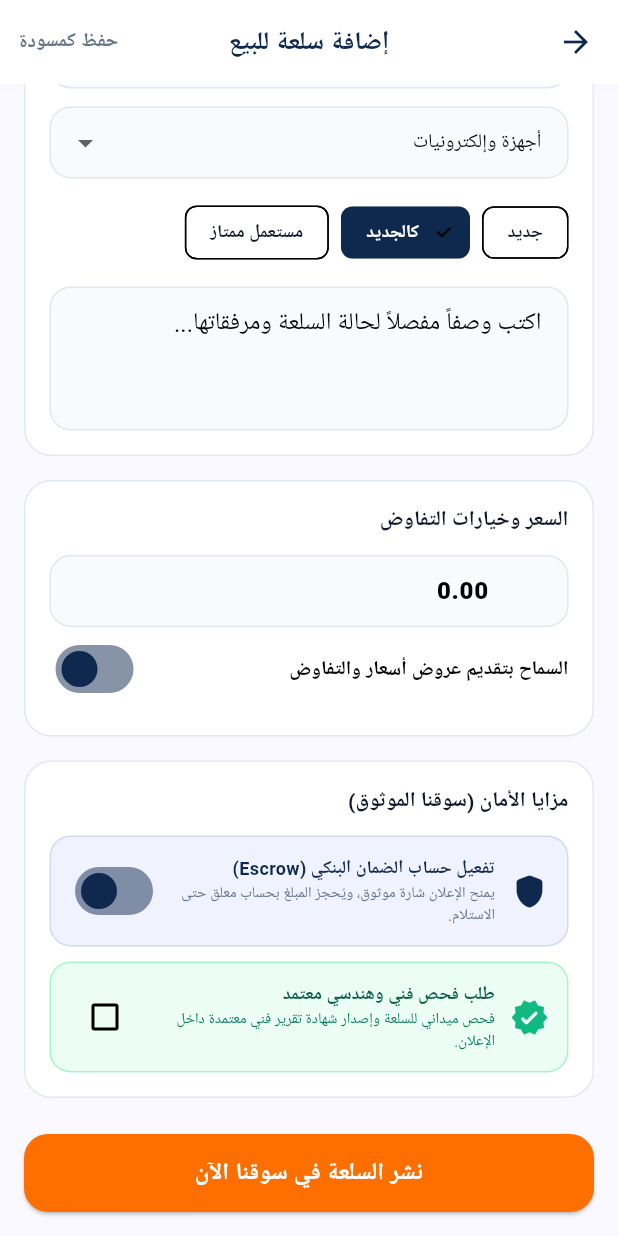
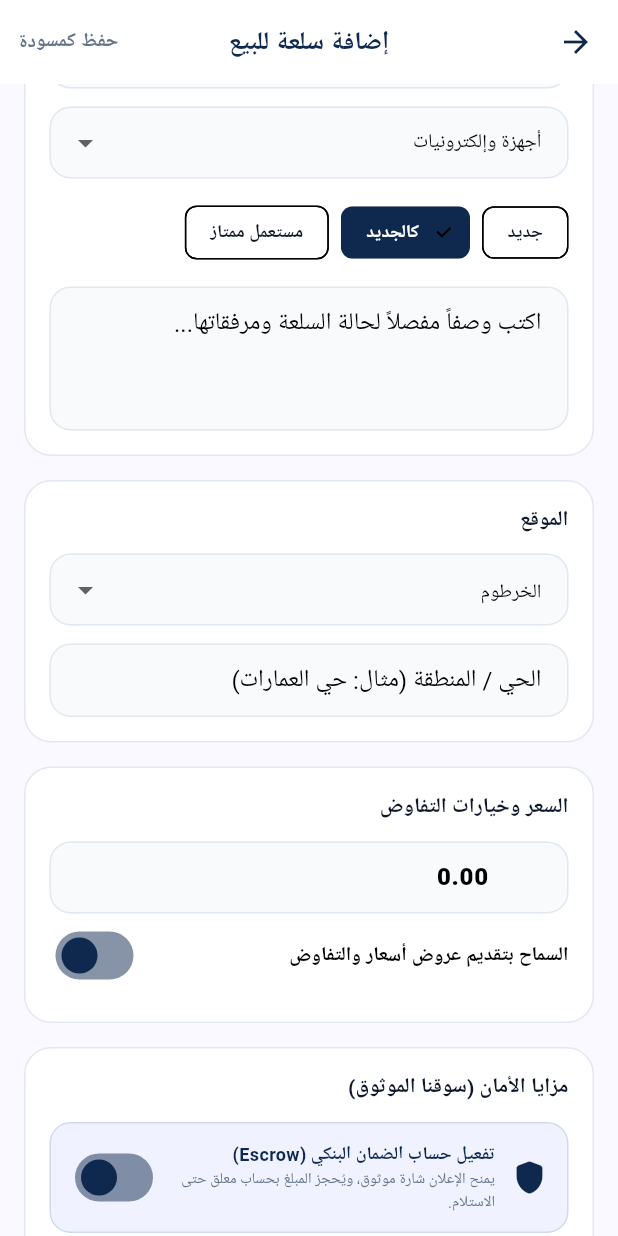
Before and after one commit to sdamabwsyl3-eng/souqna-marketplace, a Flutter app: the AddListingScreen screen opened directly, scrolled down 313 dp, on a phone screen of 412 x 824 dp. Run offline on Flutter 3.47's test engine with Material 3 defaults, Android fonts, the phone set to English and light mode, and no system bars; our stand-ins replace supabase_flutter; accounts and stored records are empty; network calls fail.

Commit message:
إضافة اختيار الولاية من قائمة ولايات السودان الـ18 في شاشة إضافة السلعة
أضفت lib/data/sudan_states.dart بقائمة الولايات الرسمية، وربطتها بحقل
الولاية (كان موجوداً بالكود لكنه غير ظاهر بالواجهة)، وأظهرت حقل الحي/المنطقة
المرافق له ضمن بطاقة "الموقع" الجديدة في نموذج إضافة السلعة.

Co-Authored-By: Claude Sonnet 5 <noreply@anthropic.com>
Claude-Session: https://claude.ai/code/session_01VbcbD14WSHuRrkwcTN6vFy

```diff
--- /dev/null
+++ b/lib/data/sudan_states.dart
@@ -0,0 +1,23 @@
+/// قائمة ولايات السودان الثماني عشرة (الاسم الرسمي الحالي).
+class SudanStates {
+  static const List<String> all = [
+    'الخرطوم',
+    'الجزيرة',
+    'النيل الأبيض',
+    'النيل الأزرق',
+    'سنار',
+    'القضارف',
+    'كسلا',
+    'البحر الأحمر',
+    'نهر النيل',
+    'الشمالية',
+    'شمال كردفان',
+    'جنوب كردفان',
+    'غرب كردفان',
+    'شمال دارفور',
+    'جنوب دارفور',
+    'غرب دارفور',
+    'وسط دارفور',
+    'شرق دارفور',
+  ];
+}
--- a/lib/screens/add_listing_screen.dart
+++ b/lib/screens/add_listing_screen.dart
@@ -1,4 +1,5 @@
 import 'package:flutter/material.dart';
+import '../data/sudan_states.dart';
 import '../theme/app_colors.dart';
 
 class AddListingScreen extends StatefulWidget {
@@ -164,6 +165,31 @@ class _AddListingScreenState extends State<AddListingScreen> {
                 ),
                 const SizedBox(height: 16),
 
+                // 2.5 الموقع (الولاية والمنطقة)
+                _card(
+                  title: 'الموقع',
+                  child: Column(
+                    crossAxisAlignment: CrossAxisAlignment.start,
+                    children: [
+                      DropdownButtonFormField<String>(
+                        value: _city,
+                        decoration: _inputDec(hint: 'الولاية'),
+                        items: SudanStates.all
+                            .map((s) => DropdownMenuItem(value: s, child: Text(s, style: const TextStyle(fontSize: 13))))
+                            .toList(),
+                        onChanged: (v) => setState(() => _city = v!),
+                      ),
+                      const SizedBox(height: 12),
+                      TextFormField(
+                        controller: _districtController,
+                        decoration: _inputDec(hint: 'الحي / المنطقة (مثال: حي العمارات)'),
+                        validator: (v) => (v ?? '').trim().isEmpty ? 'يرجى كتابة الحي أو المنطقة' : null,
+                      ),
+                    ],
+                  ),
+                ),
+                const SizedBox(height: 16),
+
                 // 3. السعر والتفاوض
                 _card(
                   title: 'السعر وخيارات التفاوض',
```
